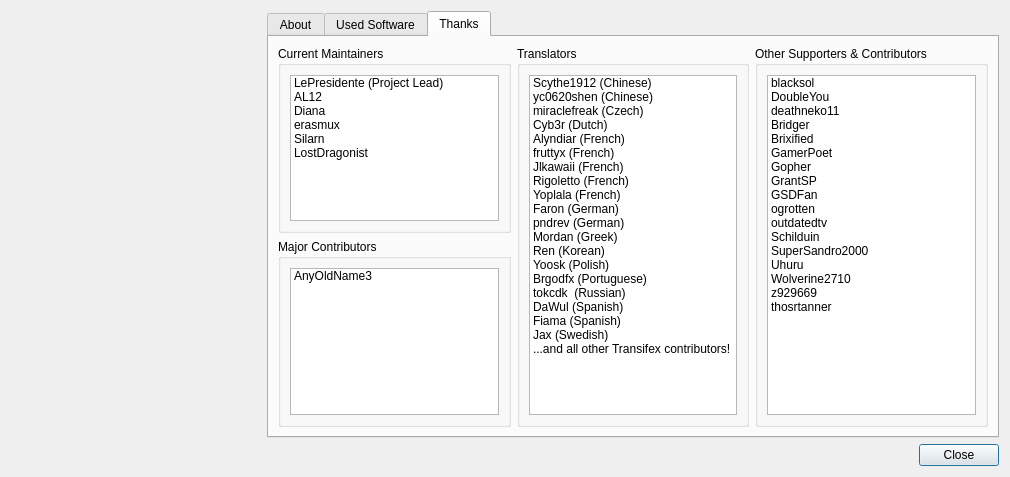
This is modorganizer/src/aboutdialog.ui in Holt59/mo2-merge as Qt 5 draws it before an edit. The edited form follows.
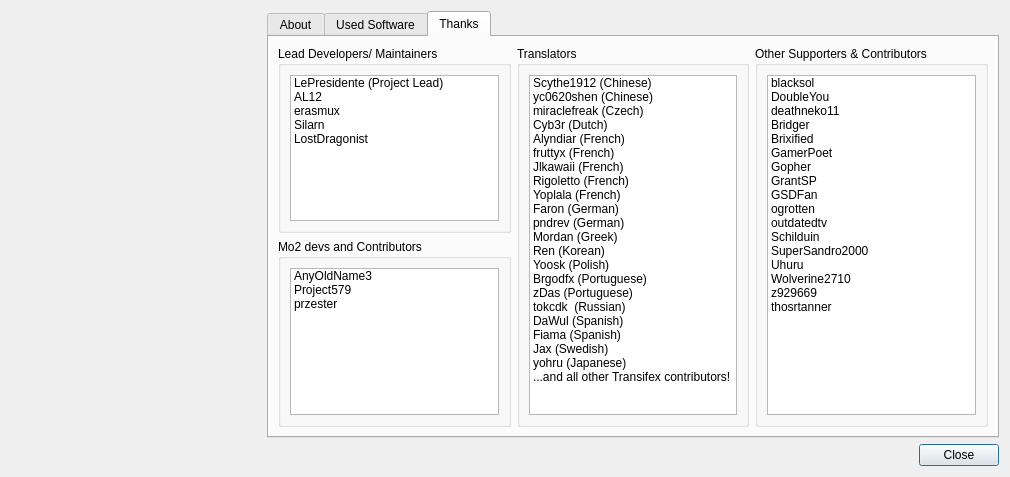
This is the edited form. The open tabs and pages were chosen to show the change. Icons and pictures are not drawn.

Commit message: [modorganizer] Updated About dialog.

```diff
--- a/modorganizer/src/aboutdialog.ui
+++ b/modorganizer/src/aboutdialog.ui
@@ -157,7 +157,7 @@
          <item row="0" column="0">
           <widget class="QGroupBox" name="groupBox">
            <property name="title">
-            <string>Current Maintainers</string>
+            <string>Lead Developers/ Maintainers</string>
            </property>
            <layout class="QVBoxLayout" name="verticalLayout_6">
             <item>
@@ -175,11 +175,6 @@
                 <string notr="true">AL12</string>
                </property>
               </item>
-              <item>
-               <property name="text">
-                <string notr="true">Diana</string>
-               </property>
-              </item>
               <item>
                <property name="text">
                 <string notr="true">erasmux</string>
@@ -190,7 +185,7 @@
                 <string notr="true">Silarn</string>
                </property>
               </item>
-			  <item>
+              <item>
                <property name="text">
                 <string notr="true">LostDragonist</string>
                </property>
@@ -203,7 +198,7 @@
          <item row="1" column="0">
           <widget class="QGroupBox" name="groupBox_2">
            <property name="title">
-            <string>Major Contributors</string>
+            <string>Mo2 devs and Contributors</string>
            </property>
            <layout class="QVBoxLayout" name="verticalLayout_7" stretch="0">
             <item>
@@ -216,6 +211,16 @@
                 <string notr="true">AnyOldName3</string>
                </property>
               </item>
+              <item>
+               <property name="text">
+                <string>Project579</string>
+               </property>
+              </item>
+              <item>
+               <property name="text">
+                <string>przester</string>
+               </property>
+              </item>
              </widget>
             </item>
            </layout>
@@ -310,6 +315,11 @@
                 <string>Brgodfx (Portuguese)</string>
                </property>
               </item>
+              <item>
+               <property name="text">
+                <string>zDas (Portuguese)</string>
+               </property>
+              </item>
               <item>
                <property name="text">
                 <string notr="true">tokcdk  (Russian)</string>
@@ -330,6 +340,11 @@
                 <string>Jax (Swedish)</string>
                </property>
               </item>
+              <item>
+               <property name="text">
+                <string>yohru (Japanese)</string>
+               </property>
+              </item>
               <item>
                <property name="text">
                 <string>...and all other Transifex contributors!</string>
```
Left out of the diff: 2 changed lines with no effect on the pictures.
